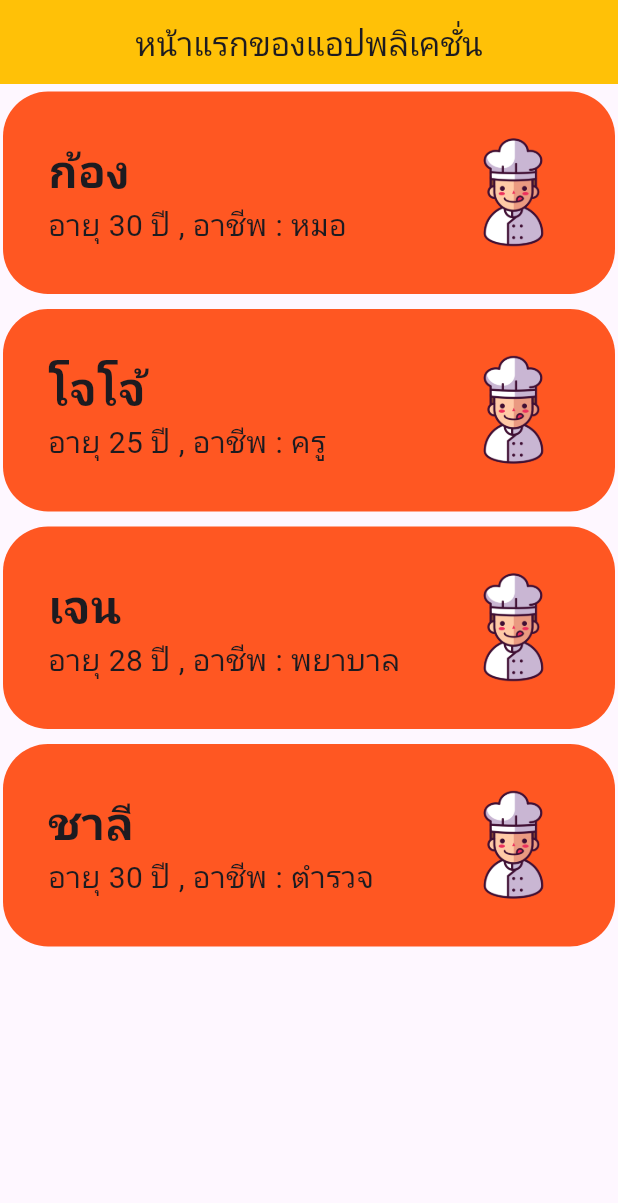
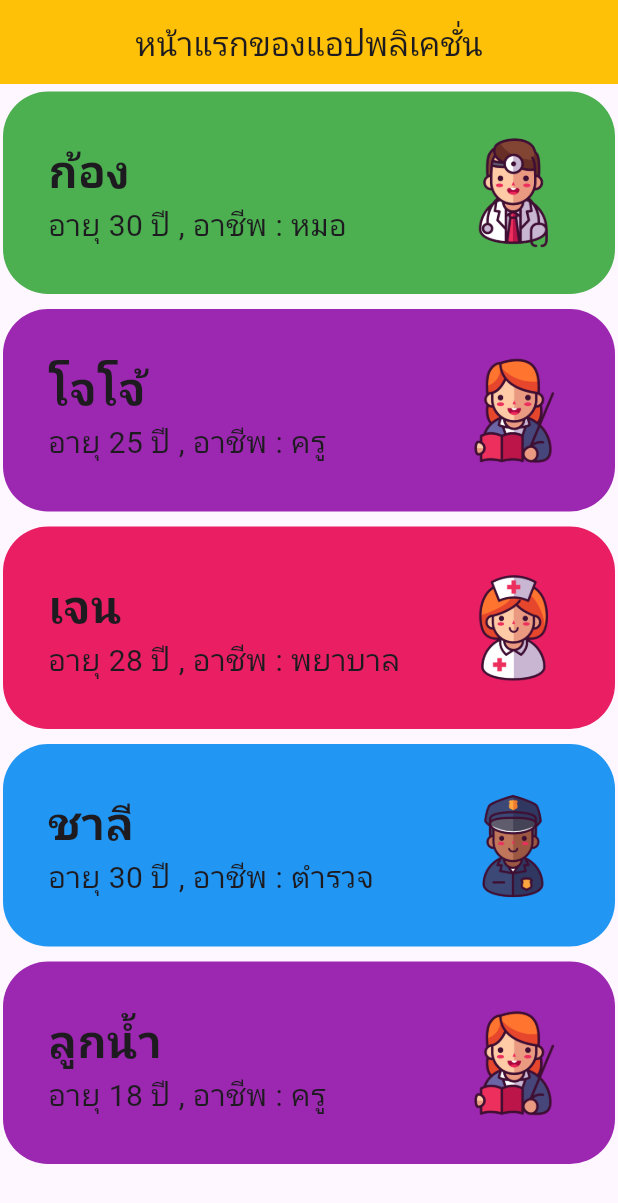
Before and after one commit to Lskram/AppMian, a Flutter app: the screen it shows after launch, on a phone screen of 412 x 824 dp. Shown: the top 1203 px of the screen. Run offline on Flutter 3.47's test engine with Material 3 defaults, Android fonts, the phone set to English and light mode, and no system bars.

Commit message:
Enum = Job,image,colors

```diff
--- a/myapp/lib/models/person.dart
+++ b/myapp/lib/models/person.dart
@@ -1,13 +1,28 @@
+import 'package:flutter/material.dart';
+
+enum Job {
+  doctor(title: "หมอ", image: "assets/images/pic2.png",color: Colors.green),
+  teacher(title: "ครู", image: "assets/images/pic6.png",color: Colors.purple),
+  nurse(title: "พยาบาล", image: "assets/images/pic3.png",color: Colors.pink),
+  police(title: "ตำรวจ", image: "assets/images/pic4.png",color: Colors.blue);
+
+  const Job({required this.title, required this.image,required this.color});
+  final String title;
+  final String image;
+  final Color color;
+}
+
 class Person {
   Person({required this.name, required this.age, required this.job});
   String name;
   int age;
-  String job;
+  Job job;
 }
 
 List<Person> data = [
-  Person(name: "ก้อง", age: 30, job: "หมอ"),
-  Person(name: "โจโจ้", age: 25, job: "ครู"),
-  Person(name: "เจน", age: 28, job: "พยาบาล"),
-  Person(name: "ชาลี", age: 30, job: "ตำรวจ"),
+  Person(name: "ก้อง", age: 30, job: Job.doctor),
+  Person(name: "โจโจ้", age: 25, job: Job.teacher),
+  Person(name: "เจน", age: 28, job: Job.nurse),
+  Person(name: "ชาลี", age: 30, job: Job.police),
+  Person(name: "ลูกน้ำ", age: 18, job: Job.teacher),
 ];
--- a/myapp/lib/screens/item.dart
+++ b/myapp/lib/screens/item.dart
@@ -17,7 +17,7 @@ class _ItemState extends State<Item> {
         return Container(
           decoration: BoxDecoration(
             borderRadius: BorderRadius.circular(30),
-            color: Colors.deepOrange
+            color: data[index].job.color
           ),
           margin: EdgeInsets.symmetric(horizontal: 2,vertical: 5),
           padding: EdgeInsets.all(30),
@@ -32,13 +32,13 @@ class _ItemState extends State<Item> {
                     style: TextStyle(fontSize: 30,fontWeight: FontWeight.bold),
                   ),
                   Text(
-                    "อายุ ${data[index].age} ปี , อาชีพ : ${data[index].job}",
+                    "อายุ ${data[index].age} ปี , อาชีพ : ${data[index].job.title}",
                     style: TextStyle(fontSize: 20),
                   ),
                 ],
               ),
               Image.asset(
-                "assets/images/pic1.png",
+                data[index].job.image,
                 width: 75,
                 height: 75,
               ),
```
